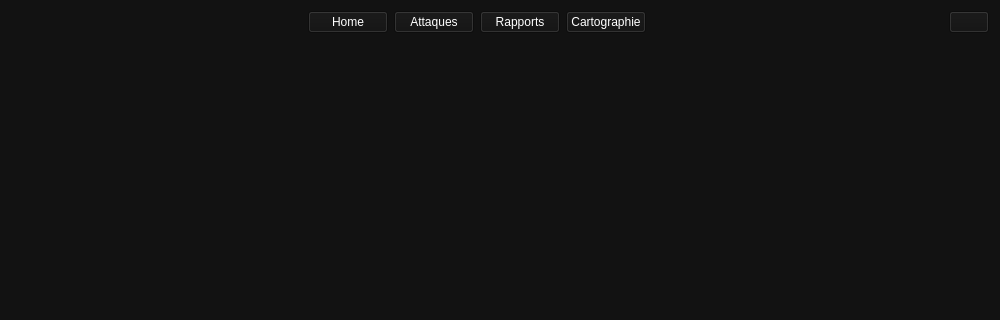
Before: the Qt Designer form frontend/ui/cartographie.ui in Pauldechassey/Minatt-ck, drawn with Qt 5; both pictures show x 0 to 1000 and y 0 to 320 of the 1000 by 700 pixel window.
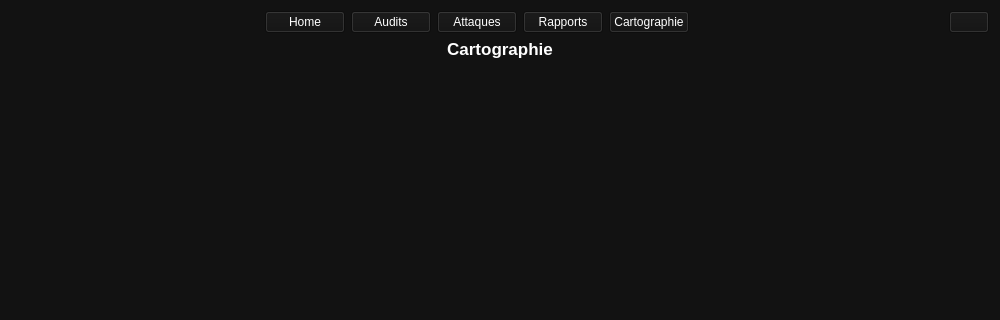
After: the same form once the commit is applied. Icons and pictures are not drawn.

Commit message: feat: button audits dans bar de menu + titre de page

```diff
--- a/frontend/ui/cartographie.ui
+++ b/frontend/ui/cartographie.ui
@@ -21,20 +21,7 @@
   <layout class="QGridLayout" name="gridLayout_4">
    <item row="0" column="0">
     <layout class="QGridLayout" name="gridLayoutMenuCartographie">
-     <item row="0" column="0">
-      <spacer name="horizontalSpacer">
-       <property name="orientation">
-        <enum>Qt::Orientation::Horizontal</enum>
-       </property>
-       <property name="sizeHint" stdset="0">
-        <size>
-         <width>40</width>
-         <height>20</height>
-        </size>
-       </property>
-      </spacer>
-     </item>
-     <item row="0" column="2">
+     <item row="0" column="3">
       <widget class="QPushButton" name="pushButtonAttaquesCartographie">
        <property name="styleSheet">
         <string notr="true">QPushButton {
@@ -53,8 +40,21 @@
        </property>
       </widget>
      </item>
-     <item row="0" column="4">
-      <widget class="QPushButton" name="pushButtonRapportsCartographie">
+     <item row="0" column="0">
+      <spacer name="horizontalSpacer">
+       <property name="orientation">
+        <enum>Qt::Orientation::Horizontal</enum>
+       </property>
+       <property name="sizeHint" stdset="0">
+        <size>
+         <width>40</width>
+         <height>20</height>
+        </size>
+       </property>
+      </spacer>
+     </item>
+     <item row="0" column="1">
+      <widget class="QPushButton" name="pushButtonHomeCartographie">
        <property name="styleSheet">
         <string notr="true">QPushButton {
     background-color: #00C853; /* Vert */
@@ -68,11 +68,11 @@
 }</string>
        </property>
        <property name="text">
-        <string>Rapports</string>
+        <string>Home</string>
        </property>
       </widget>
      </item>
-     <item row="0" column="5">
+     <item row="0" column="6">
       <widget class="QPushButton" name="pushButtonCartographieCartographie">
        <property name="styleSheet">
         <string notr="true">QPushButton {
@@ -91,7 +91,7 @@
        </property>
       </widget>
      </item>
-     <item row="0" column="7">
+     <item row="0" column="8">
       <widget class="QPushButton" name="pushButtonDeconnexionCartographie">
        <property name="styleSheet">
         <string notr="true">background-color: #121212;
@@ -113,7 +113,7 @@
        </property>
       </widget>
      </item>
-     <item row="0" column="6">
+     <item row="0" column="7">
       <spacer name="horizontalSpacer_2">
        <property name="orientation">
         <enum>Qt::Orientation::Horizontal</enum>
@@ -126,8 +126,8 @@
        </property>
       </spacer>
      </item>
-     <item row="0" column="1">
-      <widget class="QPushButton" name="pushButtonHomeCartographie">
+     <item row="0" column="5">
+      <widget class="QPushButton" name="pushButtonRapportsCartographie">
        <property name="styleSheet">
         <string notr="true">QPushButton {
     background-color: #00C853; /* Vert */
@@ -141,7 +141,26 @@
 }</string>
        </property>
        <property name="text">
-        <string>Home</string>
+        <string>Rapports</string>
+       </property>
+      </widget>
+     </item>
+     <item row="0" column="2">
+      <widget class="QPushButton" name="pushButtonAuditsCartographie">
+       <property name="styleSheet">
+        <string notr="true">QPushButton {
+    background-color: #00C853; /* Vert */
+    color: white;
+    font-weight: bold;
+    border-radius: 5px;
+    padding: 8px;
+}
+QPushButton:hover {
+    background-color: #009624; / survol */
+}</string>
+       </property>
+       <property name="text">
+        <string>Audits</string>
        </property>
       </widget>
      </item>
@@ -149,7 +168,7 @@
    </item>
    <item row="1" column="0">
     <layout class="QGridLayout" name="gridLayout">
-     <item row="0" column="0">
+     <item row="5" column="1">
       <spacer name="verticalSpacer">
        <property name="orientation">
         <enum>Qt::Orientation::Vertical</enum>
@@ -162,6 +181,22 @@
        </property>
       </spacer>
      </item>
+     <item row="4" column="1">
+      <widget class="QLabel" name="labelNomCartographie">
+       <property name="font">
+        <font>
+         <pointsize>13</pointsize>
+         <bold>true</bold>
+        </font>
+       </property>
+       <property name="text">
+        <string>Cartographie</string>
+       </property>
+       <property name="alignment">
+        <set>Qt::AlignmentFlag::AlignCenter</set>
+       </property>
+      </widget>
+     </item>
     </layout>
    </item>
   </layout>
```
The commit also changes 8 other files.
